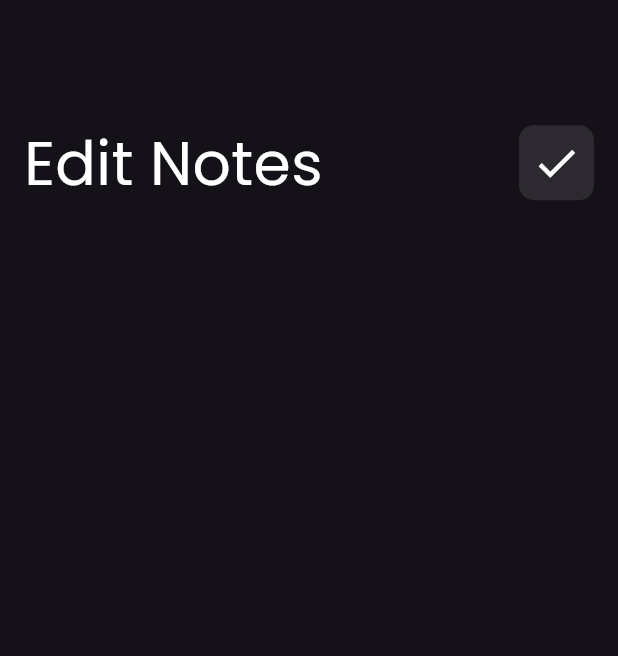
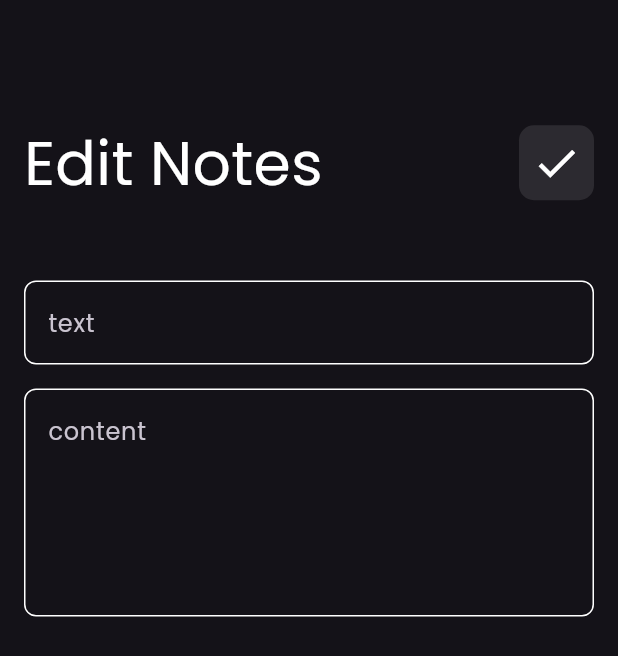
Before and after one commit to Ahmed22-Hassan/notes_app, a Flutter app: the EditNewView screen opened directly, on a phone screen of 412 x 824 dp. Shown: the top 656 px of the screen. Run offline on Flutter 3.47's test engine with Material 3 defaults, Android fonts, the phone set to English and light mode, and no system bars.

Commit message:
add text feild to edit note view

```diff
--- a/lib/views/widgets/edit_new_body_view.dart
+++ b/lib/views/widgets/edit_new_body_view.dart
@@ -1,5 +1,6 @@
 import 'package:flutter/material.dart';
 import 'package:notes_app/views/widgets/custom_app_bar.dart';
+import 'package:notes_app/views/widgets/custom_text_feild.dart';
 
 class EditNewBodyView extends StatelessWidget {
   const EditNewBodyView({super.key});
@@ -17,6 +18,17 @@ class EditNewBodyView extends StatelessWidget {
             title: 'Edit Notes',
             icon: Icons.check,
           ),
+          SizedBox(
+            height: 50,
+          ),
+          CustomTextFeild(hint: 'text'),
+          SizedBox(
+            height: 16,
+          ),
+          CustomTextFeild(
+            hint: 'content',
+            maxLine: 5,
+          )
         ],
       ),
     );
```
